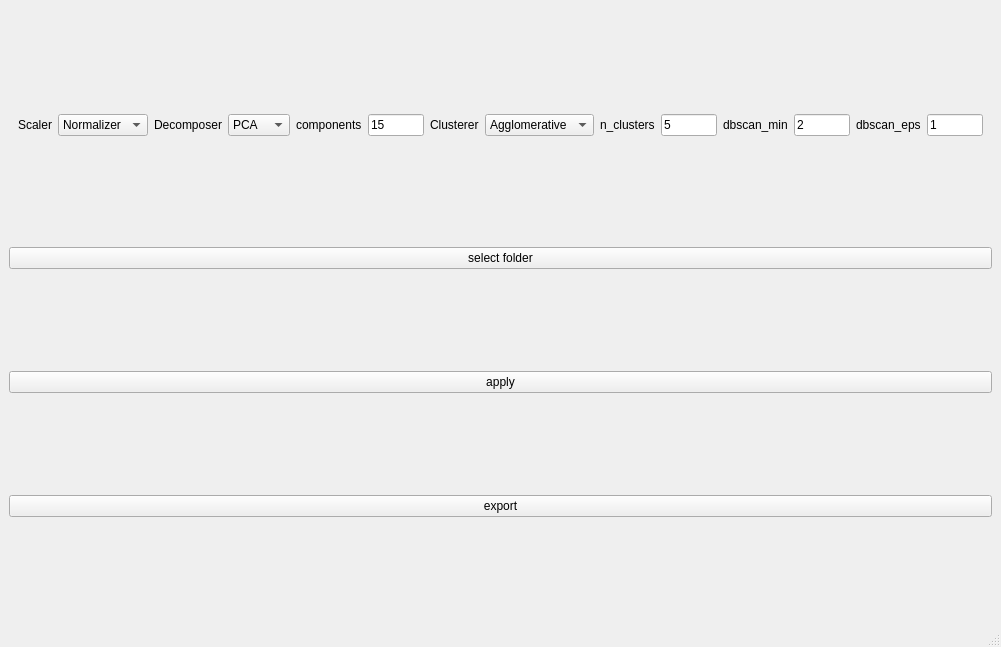
This is gui/gui_form.ui in FrederikLauf/Image-Clustering-Tool as Qt 5 draws it before an edit. The edited form follows.
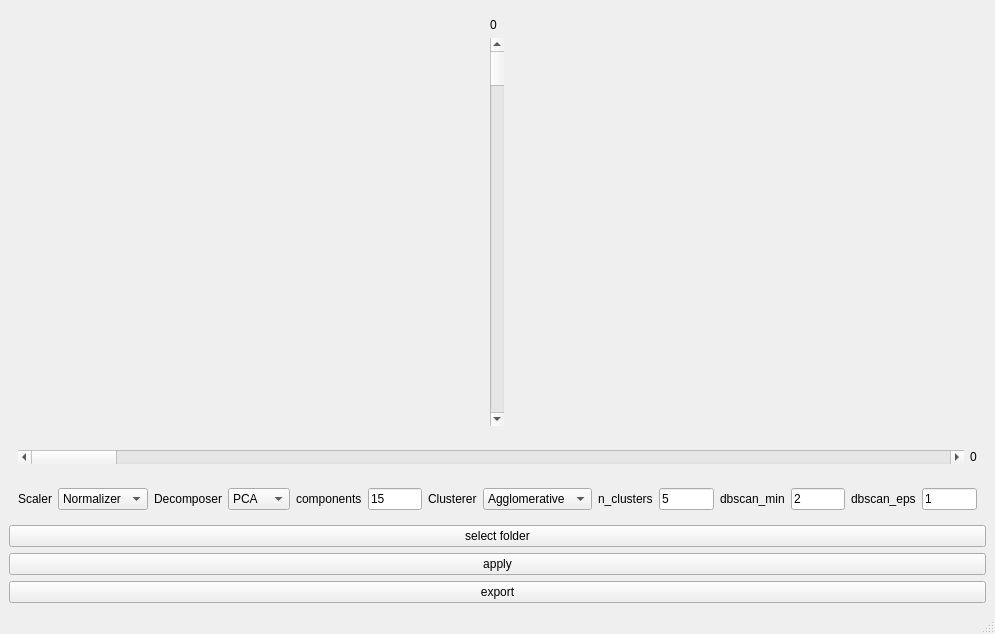
This is the edited form.

Commit message: Add scrollbars and label widgets.

Patch:
```diff
--- a/gui/gui_form.ui
+++ b/gui/gui_form.ui
@@ -6,8 +6,8 @@
    <rect>
     <x>0</x>
     <y>0</y>
-    <width>1001</width>
-    <height>647</height>
+    <width>995</width>
+    <height>634</height>
    </rect>
   </property>
   <property name="windowTitle">
@@ -16,7 +16,87 @@
   <widget class="QWidget" name="centralwidget">
    <layout class="QVBoxLayout" name="verticalLayout">
     <item>
-     <layout class="QVBoxLayout" name="matplotlibBaseLayout"/>
+     <layout class="QHBoxLayout" name="horizontalLayout_3">
+      <item>
+       <widget class="QWidget" name="yDimensionWidget" native="true">
+        <property name="sizePolicy">
+         <sizepolicy hsizetype="Fixed" vsizetype="Preferred">
+          <horstretch>0</horstretch>
+          <verstretch>0</verstretch>
+         </sizepolicy>
+        </property>
+        <layout class="QVBoxLayout" name="verticalLayout_2">
+         <item>
+          <widget class="QLabel" name="yDimensionLabel">
+           <property name="sizePolicy">
+            <sizepolicy hsizetype="Fixed" vsizetype="Preferred">
+             <horstretch>0</horstretch>
+             <verstretch>0</verstretch>
+            </sizepolicy>
+           </property>
+           <property name="text">
+            <string>0</string>
+           </property>
+          </widget>
+         </item>
+         <item>
+          <widget class="QScrollBar" name="yDimensionScrollbar">
+           <property name="sizePolicy">
+            <sizepolicy hsizetype="Fixed" vsizetype="Expanding">
+             <horstretch>0</horstretch>
+             <verstretch>0</verstretch>
+            </sizepolicy>
+           </property>
+           <property name="orientation">
+            <enum>Qt::Orientation::Vertical</enum>
+           </property>
+          </widget>
+         </item>
+        </layout>
+       </widget>
+      </item>
+      <item>
+       <layout class="QVBoxLayout" name="matplotlibBaseLayout"/>
+      </item>
+     </layout>
+    </item>
+    <item>
+     <widget class="QWidget" name="xDimensionWidget" native="true">
+      <property name="sizePolicy">
+       <sizepolicy hsizetype="Preferred" vsizetype="Fixed">
+        <horstretch>0</horstretch>
+        <verstretch>0</verstretch>
+       </sizepolicy>
+      </property>
+      <layout class="QHBoxLayout" name="horizontalLayout_2">
+       <item>
+        <widget class="QScrollBar" name="xDimensionScrollbar">
+         <property name="sizePolicy">
+          <sizepolicy hsizetype="Expanding" vsizetype="Minimum">
+           <horstretch>0</horstretch>
+           <verstretch>0</verstretch>
+          </sizepolicy>
+         </property>
+         <property name="orientation">
+          <enum>Qt::Orientation::Horizontal</enum>
+         </property>
+        </widget>
+       </item>
+       <item>
+        <widget class="QLabel" name="xDimensionLabel">
+         <property name="sizePolicy">
+          <sizepolicy hsizetype="Preferred" vsizetype="Minimum">
+           <horstretch>0</horstretch>
+           <verstretch>0</verstretch>
+          </sizepolicy>
+         </property>
+         <property name="text">
+          <string>0</string>
+         </property>
+        </widget>
+       </item>
+      </layout>
+     </widget>
     </item>
     <item>
      <widget class="QWidget" name="parameterInputWidget" native="true">
```
The commit also changes 1 other file.
